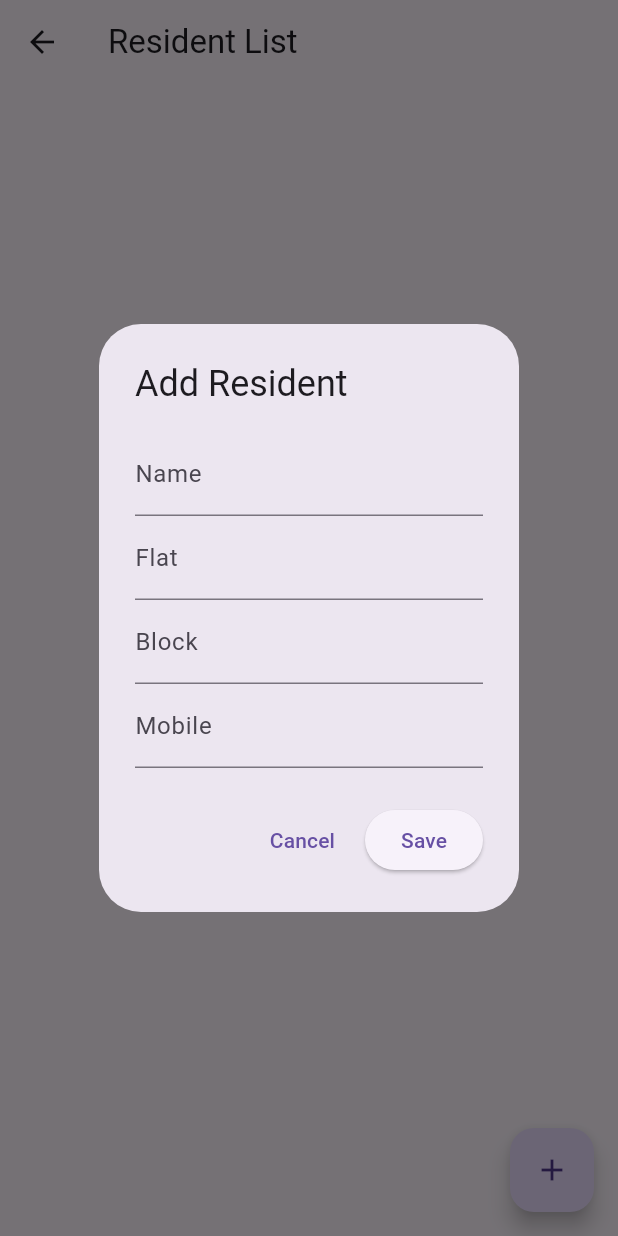
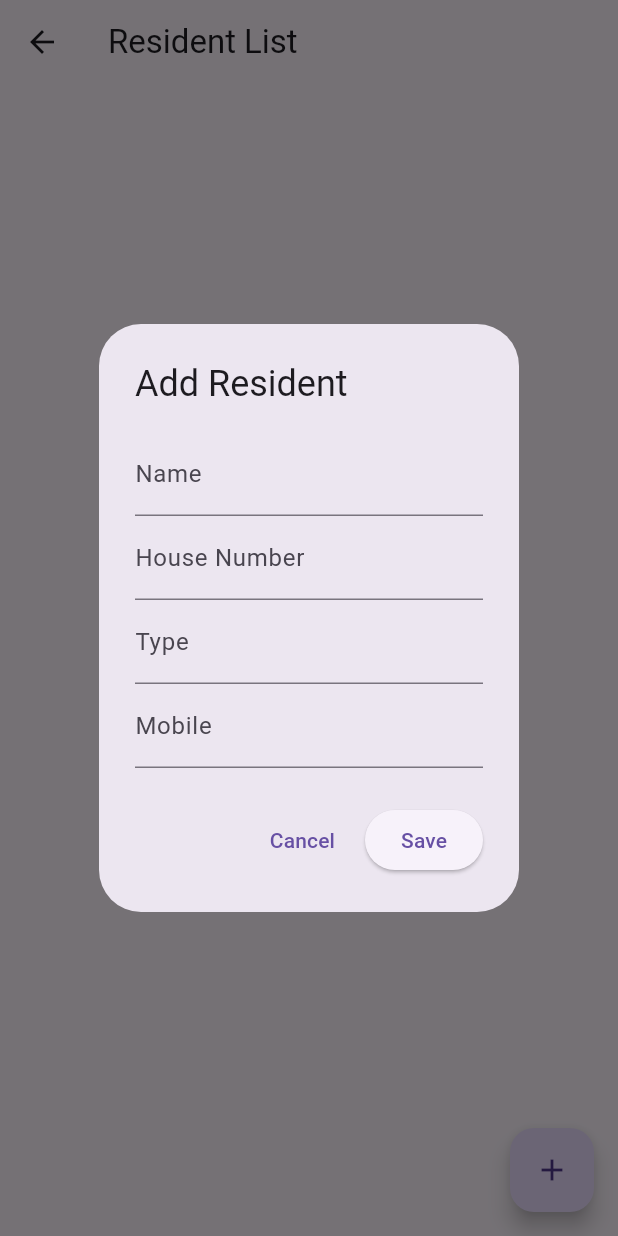
Before and after one commit to rverma2292/flutter_society_app, a Flutter app: the ResidentsPage screen opened directly, after a tap on the "add" icon, on a phone screen of 412 x 824 dp. Run offline on Flutter 3.47's test engine with Material 3 defaults, Android fonts, the phone set to English and light mode, and no system bars; our stand-ins replace hive, hive_flutter, image_picker, qr_flutter, share_plus, sqflite; missing offline and left inert: mobile_scanner; accounts and stored records are empty.

Commit message:
column renamed

```diff
--- a/lib/database_helper.dart
+++ b/lib/database_helper.dart
@@ -19,14 +19,14 @@ class DatabaseHelper {
 
     return await openDatabase(
       path,
-      version: 2,
+      version: 3,
       onCreate: (db, version) async {
         await db.execute('''
           CREATE TABLE residents (
             id INTEGER PRIMARY KEY AUTOINCREMENT,
             name TEXT,
-            flat TEXT,
-            block TEXT,
+            house_num TEXT,
+            resident_type TEXT,
             mobile TEXT,
             created_at TEXT,
             updated_at TEXT
@@ -57,7 +57,7 @@ class DatabaseHelper {
     print("QUERY: limit=$limit offset=$offset");
 
     final result = await db.rawQuery(
-        'SELECT id, name, flat, block, mobile, created_at, updated_at FROM residents ORDER BY id DESC LIMIT $limit OFFSET $offset'
+        'SELECT id, name, house_num, resident_type, mobile, created_at, updated_at FROM residents ORDER BY id DESC LIMIT $limit OFFSET $offset'
     );
 
     print("RESULT COUNT = ${result.length}");
@@ -94,26 +94,26 @@ class DatabaseHelper {
     final db = await database; // get your database instance
 
     final List<Map<String, dynamic>> seedData = [
-      {"name": "Rahul Ranjan", "flat": "101", "block": "A", "mobile": "9876543210", "created_at": DateTime.now().toIso8601String(), "updated_at": DateTime.now().toIso8601String()},
-      {"name": "Priya Singh", "flat": "102", "block": "A", "mobile": "9876543211", "created_at": DateTime.now().toIso8601String(), "updated_at": DateTime.now().toIso8601String()},
-      {"name": "Amit Kumar", "flat": "103", "block": "A", "mobile": "9876543212", "created_at": DateTime.now().toIso8601String(), "updated_at": DateTime.now().toIso8601String()},
-      {"name": "Sneha Sharma", "flat": "104", "block": "A", "mobile": "9876543213", "created_at": DateTime.now().toIso8601String(), "updated_at": DateTime.now().toIso8601String()},
-      {"name": "Vikas Patel", "flat": "105", "block": "B", "mobile": "9876543214", "created_at": DateTime.now().toIso8601String(), "updated_at": DateTime.now().toIso8601String()},
-      {"name": "Neha Verma", "flat": "106", "block": "B", "mobile": "9876543215", "created_at": DateTime.now().toIso8601String(), "updated_at": DateTime.now().toIso8601String()},
-      {"name": "Rohit Singh", "flat": "107", "block": "B", "mobile": "9876543216", "created_at": DateTime.now().toIso8601String(), "updated_at": DateTime.now().toIso8601String()},
-      {"name": "Anjali Gupta", "flat": "108", "block": "B", "mobile": "9876543217", "created_at": DateTime.now().toIso8601String(), "updated_at": DateTime.now().toIso8601String()},
-      {"name": "Sanjay Mehta", "flat": "109", "block": "C", "mobile": "9876543218", "created_at": DateTime.now().toIso8601String(), "updated_at": DateTime.now().toIso8601String()},
-      {"name": "Pooja Jain", "flat": "110", "block": "C", "mobile": "9876543219", "created_at": DateTime.now().toIso8601String(), "updated_at": DateTime.now().toIso8601String()},
-      {"name": "Karan Sharma", "flat": "111", "block": "C", "mobile": "9876543220", "created_at": DateTime.now().toIso8601String(), "updated_at": DateTime.now().toIso8601String()},
-      {"name": "Tanya Roy", "flat": "112", "block": "C", "mobile": "9876543221", "created_at": DateTime.now().toIso8601String(), "updated_at": DateTime.now().toIso8601String()},
-      {"name": "Manish Agarwal", "flat": "113", "block": "D", "mobile": "9876543222", "created_at": DateTime.now().toIso8601String(), "updated_at": DateTime.now().toIso8601String()},
-      {"name": "Ritika Sinha", "flat": "114", "block": "D", "mobile": "9876543223", "created_at": DateTime.now().toIso8601String(), "updated_at": DateTime.now().toIso8601String()},
-      {"name": "Ajay Singh", "flat": "115", "block": "D", "mobile": "9876543224", "created_at": DateTime.now().toIso8601String(), "updated_at": DateTime.now().toIso8601String()},
-      {"name": "Shreya Nair", "flat": "116", "block": "D", "mobile": "9876543225", "created_at": DateTime.now().toIso8601String(), "updated_at": DateTime.now().toIso8601String()},
-      {"name": "Vivek Joshi", "flat": "117", "block": "E", "mobile": "9876543226", "created_at": DateTime.now().toIso8601String(), "updated_at": DateTime.now().toIso8601String()},
-      {"name": "Anita Desai", "flat": "118", "block": "E", "mobile": "9876543227", "created_at": DateTime.now().toIso8601String(), "updated_at": DateTime.now().toIso8601String()},
-      {"name": "Ramesh Kumar", "flat": "119", "block": "E", "mobile": "9876543228", "created_at": DateTime.now().toIso8601String(), "updated_at": DateTime.now().toIso8601String()},
-      {"name": "Priyanka Malhotra", "flat": "120", "block": "E", "mobile": "9876543229", "created_at": DateTime.now().toIso8601String(), "updated_at": DateTime.now().toIso8601String()},
+      {"name": "Rahul Ranjan", "house_num": "101", "resident_type": "A", "mobile": "9876543210", "created_at": DateTime.now().toIso8601String(), "updated_at": DateTime.now().toIso8601String()},
+      {"name": "Priya Singh", "house_num": "102", "resident_type": "A", "mobile": "9876543211", "created_at": DateTime.now().toIso8601String(), "updated_at": DateTime.now().toIso8601String()},
+      {"name": "Amit Kumar", "house_num": "103", "resident_type": "A", "mobile": "9876543212", "created_at": DateTime.now().toIso8601String(), "updated_at": DateTime.now().toIso8601String()},
+      {"name": "Sneha Sharma", "house_num": "104", "resident_type": "A", "mobile": "9876543213", "created_at": DateTime.now().toIso8601String(), "updated_at": DateTime.now().toIso8601String()},
+      {"name": "Vikas Patel", "house_num": "105", "resident_type": "B", "mobile": "9876543214", "created_at": DateTime.now().toIso8601String(), "updated_at": DateTime.now().toIso8601String()},
+      {"name": "Neha Verma", "house_num": "106", "resident_type": "B", "mobile": "9876543215", "created_at": DateTime.now().toIso8601String(), "updated_at": DateTime.now().toIso8601String()},
+      {"name": "Rohit Singh", "house_num": "107", "resident_type": "B", "mobile": "9876543216", "created_at": DateTime.now().toIso8601String(), "updated_at": DateTime.now().toIso8601String()},
+      {"name": "Anjali Gupta", "house_num": "108", "resident_type": "B", "mobile": "9876543217", "created_at": DateTime.now().toIso8601String(), "updated_at": DateTime.now().toIso8601String()},
+      {"name": "Sanjay Mehta", "house_num": "109", "resident_type": "C", "mobile": "9876543218", "created_at": DateTime.now().toIso8601String(), "updated_at": DateTime.now().toIso8601String()},
+      {"name": "Pooja Jain", "house_num": "110", "resident_type": "C", "mobile": "9876543219", "created_at": DateTime.now().toIso8601String(), "updated_at": DateTime.now().toIso8601String()},
+      {"name": "Karan Sharma", "house_num": "111", "resident_type": "C", "mobile": "9876543220", "created_at": DateTime.now().toIso8601String(), "updated_at": DateTime.now().toIso8601String()},
+      {"name": "Tanya Roy", "house_num": "112", "resident_type": "C", "mobile": "9876543221", "created_at": DateTime.now().toIso8601String(), "updated_at": DateTime.now().toIso8601String()},
+      {"name": "Manish Agarwal", "house_num": "113", "resident_type": "D", "mobile": "9876543222", "created_at": DateTime.now().toIso8601String(), "updated_at": DateTime.now().toIso8601String()},
+      {"name": "Ritika Sinha", "house_num": "114", "resident_type": "D", "mobile": "9876543223", "created_at": DateTime.now().toIso8601String(), "updated_at": DateTime.now().toIso8601String()},
+      {"name": "Ajay Singh", "house_num": "115", "resident_type": "D", "mobile": "9876543224", "created_at": DateTime.now().toIso8601String(), "updated_at": DateTime.now().toIso8601String()},
+      {"name": "Shreya Nair", "house_num": "116", "resident_type": "D", "mobile": "9876543225", "created_at": DateTime.now().toIso8601String(), "updated_at": DateTime.now().toIso8601String()},
+      {"name": "Vivek Joshi", "house_num": "117", "resident_type": "E", "mobile": "9876543226", "created_at": DateTime.now().toIso8601String(), "updated_at": DateTime.now().toIso8601String()},
+      {"name": "Anita Desai", "house_num": "118", "resident_type": "E", "mobile": "9876543227", "created_at": DateTime.now().toIso8601String(), "updated_at": DateTime.now().toIso8601String()},
+      {"name": "Ramesh Kumar", "house_num": "119", "resident_type": "E", "mobile": "9876543228", "created_at": DateTime.now().toIso8601String(), "updated_at": DateTime.now().toIso8601String()},
+      {"name": "Priyanka Malhotra", "house_num": "120", "resident_type": "E", "mobile": "9876543229", "created_at": DateTime.now().toIso8601String(), "updated_at": DateTime.now().toIso8601String()},
     ];
 
     for (var r in seedData) {
--- a/lib/main.dart
+++ b/lib/main.dart
@@ -44,15 +44,15 @@ class MyApp extends StatelessWidget {
 class Resident {
   final String id;
   final String name;
-  final String flat;
-  final String block;
+  final String house_num;
+  final String resident_type;
   final String mobile;
 
   Resident({
     required this.id,
     required this.name,
-    required this.flat,
-    required this.block,
+    required this.house_num,
+    required this.resident_type,
     required this.mobile,
   });
 
@@ -60,8 +60,8 @@ class Resident {
     return Resident(
       id: json['id'],
       name: json['name'],
-      flat: json['flat'],
-      block: json['block'],
+      house_num: json['house_num'],
+      resident_type: json['resident_type'],
       mobile: json['mobile'],
     );
   }
@@ -231,8 +231,8 @@ class _ResidentsPageStatev1 extends State<ResidentsPage> {
             children: [
               // ID फ़ील्ड हटा दिया गया है, क्योंकि SQL इसे स्वचालित रूप से उत्पन्न करता है
               TextField(controller: nameController, decoration: InputDecoration(labelText: "Name")),
-              TextField(controller: flatController, decoration: InputDecoration(labelText: "Flat")),
-              TextField(controller: blockController, decoration: InputDecoration(labelText: "Block")),
+              TextField(controller: flatController, decoration: InputDecoration(labelText: "House Number")),
+              TextField(controller: blockController, decoration: InputDecoration(labelText: "Type")),
               TextField(controller: mobileController, decoration: InputDecoration(labelText: "Mobile")),
             ],
           ),
@@ -260,8 +260,8 @@ class _ResidentsPageStatev1 extends State<ResidentsPage> {
               // सुनिश्चित करें कि कॉलम नाम ('created_at') आपके DatabaseHelper से मेल खाते हैं
               final newResident = {
                 "name": nameController.text,
-                "flat": flatController.text,
-                "block": blockController.text,
+                "house_num": flatController.text,
+                "resident_type": blockController.text,
                 "mobile": mobileController.text,
                 "created_at": now,
                 "updated_at": now,
@@ -282,8 +282,8 @@ class _ResidentsPageStatev1 extends State<ResidentsPage> {
   // ----------------- Edit Resident Dialog -----------------
   Future<void> editResident(BuildContext context, Resident resident) async {
     final nameController = TextEditingController(text: resident.name);
-    final flatController = TextEditingController(text: resident.flat);
-    final blockController = TextEditingController(text: resident.block);
+    final flatController = TextEditingController(text: resident.house_num);
+    final blockController = TextEditingController(text: resident.resident_type);
     final mobileController = TextEditingController(text: resident.mobile);
     await showDialog(
       context: context,
@@ -299,8 +299,8 @@ class _ResidentsPageStatev1 extends State<ResidentsPage> {
                 readOnly: true,
               ),
               TextField(controller: nameController, decoration: InputDecoration(labelText: "Name")),
-              TextField(controller: flatController, decoration: InputDecoration(labelText: "Flat")),
-              TextField(controller: blockController, decoration: InputDecoration(labelText: "Block")),
+              TextField(controller: flatController, decoration: InputDecoration(labelText: "House Number")),
+              TextField(controller: blockController, decoration: InputDecoration(labelText: "Type")),
               TextField(controller: mobileController, decoration: InputDecoration(labelText: "Mobile")),
             ],
           ),
@@ -317,8 +317,8 @@ class _ResidentsPageStatev1 extends State<ResidentsPage> {
               final updatedData = {
                 "id": resident.id,
                 "name": nameController.text,
-                "flat": flatController.text,
-                "block": blockController.text,
+                "house_num": flatController.text,
+                "resident_type": blockController.text,
                 "mobile": mobileController.text,
                 "created_at": resident.created_at,
                 "updated_at": now,
@@ -347,9 +347,9 @@ class _ResidentsPageStatev1 extends State<ResidentsPage> {
         itemBuilder: (context, index) {
           final r = residents[index];
           return ListTile(
-            leading: CircleAvatar(child: Text(r.flat)),
+            leading: CircleAvatar(child: Text(r.house_num)),
             title: Text(r.name),
-            subtitle: Text("Block: ${r.block}\nMobile: ${r.mobile}"),
+            subtitle: Text("Type: ${r.resident_type}\nMobile: ${r.mobile}"),
             isThreeLine: true,
             trailing: Row(
               mainAxisSize: MainAxisSize.min,
@@ -425,9 +425,9 @@ class _ResidentsPageStatev1 extends State<ResidentsPage> {
           final r = residents[index];
 
           return ListTile(
-            leading: CircleAvatar(child: Text(r.flat)),
+            leading: CircleAvatar(child: Text(r.house_num)),
             title: Text(r.name),
-            subtitle: Text("Block: ${r.block}\nMobile: ${r.mobile}"),
+            subtitle: Text("Type: ${r.resident_type}\nMobile: ${r.mobile}"),
             isThreeLine: true,
 
             trailing: Row(
@@ -553,8 +553,8 @@ class _ResidentsPageState extends State<ResidentsPage> {
             mainAxisSize: MainAxisSize.min,
             children: [
               TextField(controller: nameController, decoration: InputDecoration(labelText: "Name")),
-              TextField(controller: flatController, decoration: InputDecoration(labelText: "Flat")),
-              TextField(controller: blockController, decoration: InputDecoration(labelText: "Block")),
+              TextField(controller: flatController, decoration: InputDecoration(labelText: "House Number")),
+              TextField(controller: blockController, decoration: InputDecoration(labelText: "Type")),
               TextField(controller: mobileController, decoration: InputDecoration(labelText: "Mobile")),
             ],
           ),
@@ -576,8 +576,8 @@ class _ResidentsPageState extends State<ResidentsPage> {
               final now = DateTime.now().toIso8601String();
               final newResident = {
                 "name": nameController.text,
-                "flat": flatController.text,
-                "block": blockController.text,
+                "house_num": flatController.text,
+                "resident_type": blockController.text,
                 "mobile": mobileController.text,
                 "created_at": now,
                 "updated_at": now,
@@ -602,8 +602,8 @@ class _ResidentsPageState extends State<ResidentsPage> {
 
   Future<void> editResident(BuildContext context, Resident r) async {
     final nameController = TextEditingController(text: r.name);
-    final flatController = TextEditingController(text: r.flat);
-    final blockController = TextEditingController(text: r.block);
+    final flatController = TextEditingController(text: r.house_num);
+    final blockController = TextEditingController(text: r.resident_type);
     final mobileController = TextEditingController(text: r.mobile);
 
     await showDialog(
@@ -616,8 +616,8 @@ class _ResidentsPageState extends State<ResidentsPage> {
             children: [
               TextField(controller: TextEditingController(text: r.id.toString()), decoration: InputDecoration(labelText: "ID (cannot be changed)"), readOnly: true),
               TextField(controller: nameController, decoration: InputDecoration(labelText: "Name")),
-              TextField(controller: flatController, decoration: InputDecoration(labelText: "Flat")),
-              TextField(controller: blockController, decoration: InputDecoration(labelText: "Block")),
+              TextField(controller: flatController, decoration: InputDecoration(labelText: "House Number")),
+              TextField(controller: blockController, decoration: InputDecoration(labelText: "Type")),
               TextField(controller: mobileController, decoration: InputDecoration(labelText: "Mobile")),
             ],
           ),
@@ -630,8 +630,8 @@ class _ResidentsPageState extends State<ResidentsPage> {
               final updatedData = {
                 "id": r.id,
                 "name": nameController.text,
-                "flat": flatController.text,
-                "block": blockController.text,
+                "house_num": flatController.text,
+                "resident_type": blockController.text,
                 "mobile": mobileController.text,
                 "created_at": r.created_at,
                 "updated_at": now,
@@ -710,9 +710,9 @@ class _ResidentsPageState extends State<ResidentsPage> {
             final r = residents[index];
 
             return ListTile(
-              leading: CircleAvatar(child: Text(r.flat)),
+              leading: CircleAvatar(child: Text(r.house_num)),
               title: Text(r.name),
-              subtitle: Text("Block: ${r.block}\nMobile: ${r.mobile}"),
+              subtitle: Text("Type: ${r.resident_type}\nMobile: ${r.mobile}"),
               isThreeLine: true,
               trailing: Row(
                 mainAxisSize: MainAxisSize.min,
@@ -780,7 +780,7 @@ class _ShowQRPageState_v1 extends State<ShowQRPage> {
       query = q;
       filtered = residents.where((r) {
         final nameLower = r.name.toLowerCase();
-        final flatLower = r.flat.toLowerCase();
+        final flatLower = r.house_num.toLowerCase();
         final qLower = q.toLowerCase();
         return nameLower.contains(qLower) || flatLower.contains(qLower);
       }).toList();
@@ -797,7 +797,7 @@ class _ShowQRPageState_v1 extends State<ShowQRPage> {
           children: [
             TextField(
               decoration: InputDecoration(
-                labelText: "Search by Name or Flat",
+                labelText: "Search by Name or House Number",
                 border: OutlineInputBorder(),
               ),
               onChanged: filterResidents,
@@ -827,7 +827,7 @@ class _ShowQRPageState_v1 extends State<ShowQRPage> {
                         size: 60,
                       ),
                       title: Text(r.name),
-                      subtitle: Text("Flat: ${r.flat} | Block: ${r.block}"),
+                      subtitle: Text("House Number: ${r.house_num} | Type: ${r.resident_type}"),
                     ),
                   );
                 },
@@ -906,7 +906,7 @@ class _ShowQRPageState extends State<ShowQRPage> {
       query = q;
       filtered = residents.where((r) {
         final nameLower = r.name.toLowerCase();
-        final flatLower = r.flat.toLowerCase();
+        final flatLower = r.house_num.toLowerCase();
         final qLower = q.toLowerCase();
         return nameLower.contains(qLower) || flatLower.contains(qLower);
       }).toList();
@@ -923,7 +923,7 @@ class _ShowQRPageState extends State<ShowQRPage> {
           children: [
             TextField(
               decoration: InputDecoration(
-                labelText: "Search by Name or Flat",
+                labelText: "Search by Name or House Number",
                 border: OutlineInputBorder(),
               ),
               onChanged: filterResidents,
@@ -964,7 +964,7 @@ class _ShowQRPageState extends State<ShowQRPage> {
                         size: 60,
                       ),
                       title: Text(r.name),
-                      subtitle: Text("Flat: ${r.flat} | Block: ${r.block}"),
+                      subtitle: Text("House Number: ${r.house_num} | Type: ${r.resident_type}"),
                     ),
                   );
                 },
@@ -1078,7 +1078,7 @@ class FullScreenQR extends StatelessWidget {
               style: const TextStyle(fontSize: 22, fontWeight: FontWeight.bold),
             ),
             Text(
-              "Flat: ${resident.flat} | Block: ${resident.block}",
+              "House Number: ${resident.house_num} | Type: ${resident.resident_type}",
               style: const TextStyle(fontSize: 18),
             ),
           ],
@@ -1257,11 +1257,11 @@ class _ScanQRPageState extends State<ScanQRPage> {
                     style: const TextStyle(color: Colors.white, fontSize: 16),
                   ),
                   Text(
-                    "Flat: ${scannedResident!['flat']}",
+                    "House Number: ${scannedResident!['house_num']}",
                     style: const TextStyle(color: Colors.white, fontSize: 16),
                   ),
                   Text(
-                    "Block: ${scannedResident!['block']}",
+                    "Type: ${scannedResident!['resident_type']}",
                     style: const TextStyle(color: Colors.white, fontSize: 16),
                   ),
                 ],
--- a/lib/resident.dart
+++ b/lib/resident.dart
@@ -1,8 +1,8 @@
 class Resident {
   final int? id;
   final String name;
-  final String flat;
-  final String block;
+  final String house_num;
+  final String resident_type;
   final String mobile;
   final String? created_at; // इसे nullable बनाएं
   final String? updated_at; // इसे nullable बनाएं
@@ -10,8 +10,8 @@ class Resident {
   Resident({
     this.id,
     required this.name,
-    required this.flat,
-    required this.block,
+    required this.house_num,
+    required this.resident_type,
     required this.mobile,
     this.created_at, // इसे अब required नहीं है
     this.updated_at, // इसे अब required नहीं है
@@ -24,8 +24,8 @@ class Resident {
     return {
       'id': id,
       'name': name,
-      'flat': flat,
-      'block': block,
+      'house_num': house_num,
+      'resident_type': resident_type,
       'mobile': mobile,
       // यदि created_at null है (नया रिकॉर्ड), तो वर्तमान समय सेट करें, अन्यथा मौजूदा मान का उपयोग करें
       'created_at': created_at ?? now,
@@ -38,11 +38,10 @@ class Resident {
     return Resident(
       id: map['id'],
       name: map['name'] ?? '',
-      flat: map['flat'] ?? '',
-      block: map['block'] ?? '',
+      house_num: map['house_num'] ?? '',
+      resident_type: map['resident_type'] ?? '',
       mobile: map['mobile'] ?? '',
       created_at: map['created_at'],
-      // ये पहले से ही nullable हैं, इसलिए ?? '' की आवश्यकता नहीं है
       updated_at: map['updated_at'],
     );
   }
@@ -51,10 +50,10 @@ class Resident {
   CREATE TABLE residents (
     id INTEGER PRIMARY KEY AUTOINCREMENT,
     name TEXT NOT NULL,
-    flat TEXT NOT NULL,
-    block TEXT NOT NULL,
+    house_num TEXT NOT NULL,
+    resident_type TEXT NOT NULL,
     mobile TEXT NOT NULL UNIQUE,
-    -- CURRENT_TIMESTAMP को डिफ़ॉल्ट मान के रूप में सेट करें
+    -- CURRENT_TIMESTAMP
     created_at TEXT NOT NULL DEFAULT (STRFTIME('%Y-%m-%dT%H:%M:%fZ', 'now')),
     updated_at TEXT NOT NULL DEFAULT (STRFTIME('%Y-%m-%dT%H:%M:%fZ', 'now'))
   )
```
